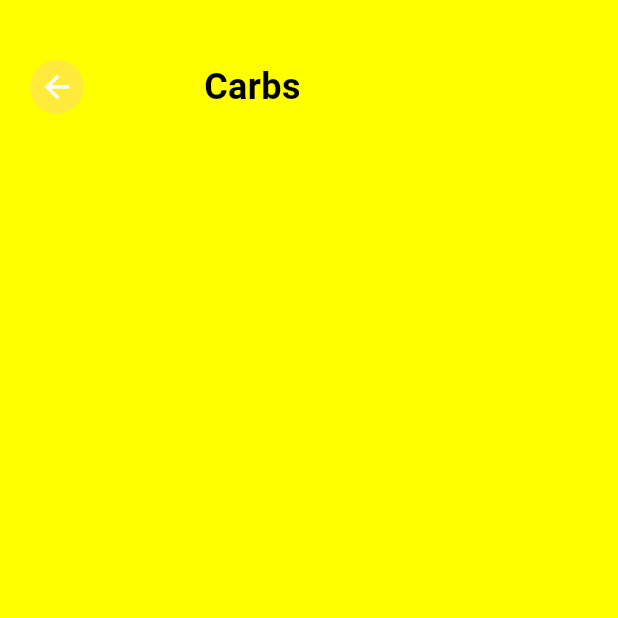
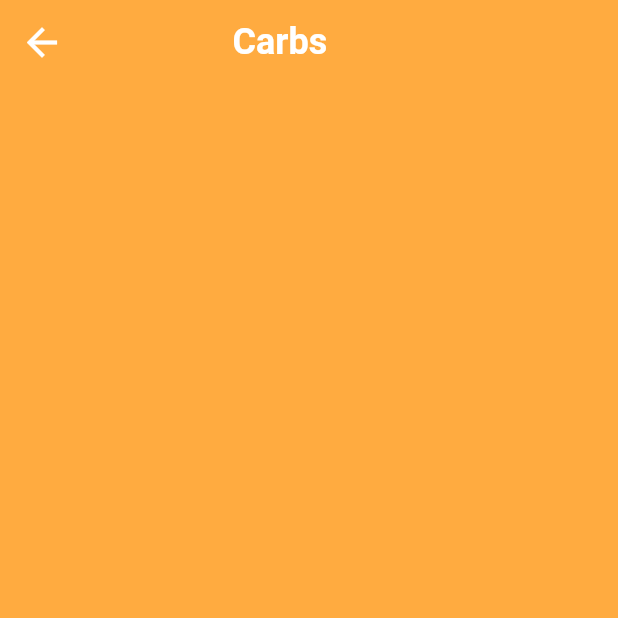
Before and after one commit to qu-ngx/DeFat, a Flutter app: the QuizzPage screen opened directly, after a tap on "Easy - Basic Nutritions", after a tap on "Lesson 2: Carbs", on a phone screen of 412 x 824 dp, the top half of it. Run offline on Flutter 3.47's test engine with Material 3 defaults, Android fonts, the phone set to English and light mode, and no system bars; our stand-ins replace cloud_firestore, firebase_auth, firebase_core, firebase_storage, google_sign_in, image_picker and 3 more; missing offline and left inert: tflite_flutter; accounts and stored records are empty.

Commit message:
recoloring quizz cards

```diff
--- a/lib/models/question.dart
+++ b/lib/models/question.dart
@@ -307,36 +307,31 @@ class _QuestionState extends State<Question> {
   @override
   Widget build(BuildContext context) {
     return Scaffold(
-      backgroundColor: Colors.yellowAccent,
+      backgroundColor: Colors.orangeAccent,
+      appBar: AppBar(
+        iconTheme: const IconThemeData(color: Colors.white, size: 30),
+        backgroundColor: Colors.orangeAccent,
+        title: Padding(
+          padding: const EdgeInsets.only(left: 83.0),
+          child: Column(
+            children: [
+              Text(
+                widget.category,
+                style: const TextStyle(
+                    color: Colors.white,
+                    fontSize: 24.0,
+                    fontWeight: FontWeight.bold),
+              ),
+            ],
+          ),
+        ),
+      ),
       body: Column(
         children: [
-          Padding(
-            padding: const EdgeInsets.only(top: 40.0, left: 20.0),
+          const Padding(
+            padding: EdgeInsets.only(left: 20.0),
             child: Row(
-              children: [
-                Container(
-                  padding: const EdgeInsets.all(6),
-                  decoration: BoxDecoration(
-                      color: Colors.yellow,
-                      borderRadius: BorderRadius.circular(60)),
-                  child: const Center(
-                    child: Icon(
-                      Icons.arrow_back,
-                      color: Colors.white,
-                    ),
-                  ),
-                ),
-                const SizedBox(
-                  width: 80.0,
-                ),
-                Text(
-                  widget.category,
-                  style: const TextStyle(
-                      color: Colors.black,
-                      fontSize: 24.0,
-                      fontWeight: FontWeight.bold),
-                )
-              ],
+              children: [],
             ),
           ),
           const SizedBox(
--- a/lib/pages/quizz/quizz_page.dart
+++ b/lib/pages/quizz/quizz_page.dart
@@ -32,13 +32,10 @@ class _QuizzPageState extends State<QuizzPage> {
           alignment: Alignment.center,
           child: Column(
             children: [
-              const SizedBox(
-                height: 30,
-              ),
               const Text(
                 "Ready to learn more about on your food?",
                 style: TextStyle(
-                    color: Colors.grey,
+                    color: Colors.orange,
                     fontSize: 19,
                     fontWeight: FontWeight.bold),
               ),
@@ -96,7 +93,7 @@ class _QuizzPageState extends State<QuizzPage> {
                         ),
                         QuizCard(
                             category: "Proteins",
-                            title: "Lesson 4: Fibers",
+                            title: "Lesson 4: Proteins",
                             colors: Colors.green),
                         SizedBox(
                           height: 10,
@@ -162,7 +159,7 @@ class _QuizzPageState extends State<QuizzPage> {
                       ],
                     ),
                     const SizedBox(
-                      height: 30,
+                      height: 50,
                     ),
                   ],
                 ),
```
